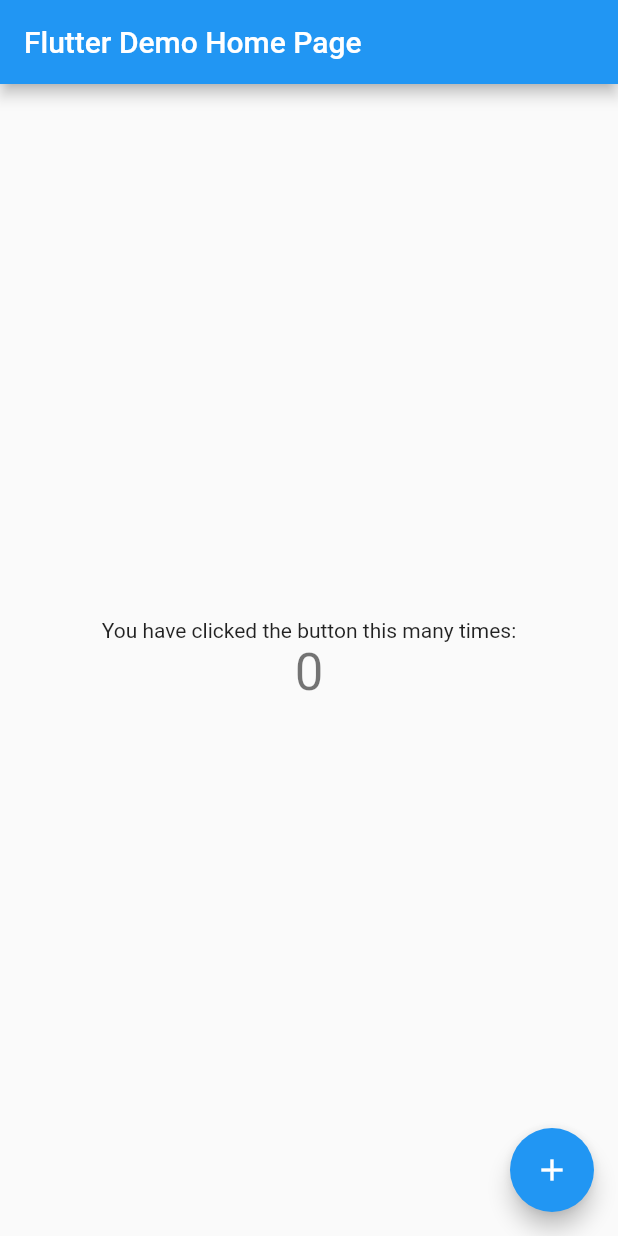
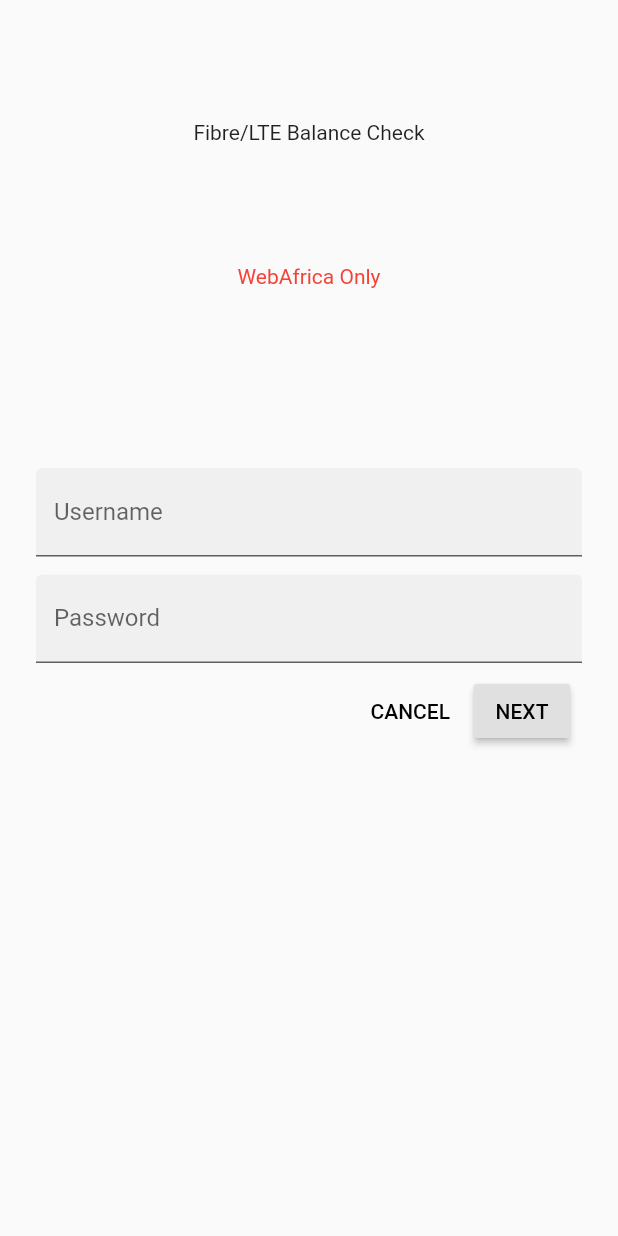
Before and after one commit to Noko-Rammutla/FibreBalanceCheckMobile, a Flutter app: the screen it shows after launch, on a phone screen of 412 x 824 dp. Run offline on Flutter 3.47's test engine with Material 2 defaults, Android fonts, the phone set to English and light mode, and no system bars.

Commit message:
Created basic app layout.

```diff
--- /dev/null
+++ b/lib/login.dart
@@ -0,0 +1,74 @@
+import 'package:fibre_balance_check/home.dart';
+import 'package:flutter/material.dart';
+
+class LoginPage extends StatefulWidget {
+  @override
+  _LoginPageState createState() => _LoginPageState();
+}
+
+class _LoginPageState extends State<LoginPage> {
+  final _usernameController = TextEditingController();
+  final _passwordController = TextEditingController();
+
+  @override
+  Widget build(BuildContext context) {
+    return Scaffold(
+      body: SafeArea(
+        child: ListView(
+          padding: EdgeInsets.symmetric(horizontal: 24.0),
+          children: <Widget>[
+            SizedBox(height: 80.0),
+            Column(
+              children: <Widget>[
+                Text('Fibre/LTE Balance Check'),
+                SizedBox(height: 80),
+                Text('WebAfrica Only',
+                  style: TextStyle(color: Colors.red))
+              ],
+            ),
+            SizedBox(height: 120.0),
+            TextField(
+              decoration: InputDecoration(
+                filled: true,
+                labelText: 'Username',
+              ),
+              controller: _usernameController,
+            ),
+            SizedBox(height: 12.0),
+            TextField(
+              decoration: InputDecoration(
+                filled: true,
+                labelText: 'Password',
+              ),
+              obscureText: true,
+              controller: _passwordController,
+            ),
+            ButtonBar(
+              children: <Widget>[
+                FlatButton(
+                  child: Text('CANCEL'),
+                  onPressed: () {
+                    _usernameController.clear();
+                    _passwordController.clear();
+                  },
+                ),
+                RaisedButton(
+                  child: Text('NEXT'),
+                  onPressed: () {
+                    Navigator.push(context,
+                      MaterialPageRoute(builder: (context) => HomePage(
+                          username: _usernameController.text,
+                          password: _passwordController.text,
+                        )
+                      )
+                    );
+                  },
+                )
+              ],
+            )
+          ],
+        ),
+      ),
+    );
+  }
+}
--- a/lib/main.dart
+++ b/lib/main.dart
@@ -1,111 +1,16 @@
 import 'package:flutter/material.dart';
+import 'home.dart';
+import 'login.dart';
 
-void main() => runApp(MyApp());
+void main() => runApp(FibreCheckApp());
 
-class MyApp extends StatelessWidget {
-  // This widget is the root of your application.
+class FibreCheckApp extends StatelessWidget {
+
   @override
   Widget build(BuildContext context) {
     return MaterialApp(
-      title: 'Flutter Demo',
-      theme: ThemeData(
-        // This is the theme of your application.
-        //
-        // Try running your application with "flutter run". You'll see the
-        // application has a blue toolbar. Then, without quitting the app, try
-        // changing the primarySwatch below to Colors.green and then invoke
-        // "hot reload" (press "r" in the console where you ran "flutter run",
-        // or simply save your changes to "hot reload" in a Flutter IDE).
-        // Notice that the counter didn't reset back to zero; the application
-        // is not restarted.
-        primarySwatch: Colors.blue,
-      ),
-      home: MyHomePage(title: 'Flutter Demo Home Page'),
+      title: 'Fibre Balance Checker',
+      home: LoginPage(),
     );
   }
 }
-
-class MyHomePage extends StatefulWidget {
-  MyHomePage({Key key, this.title}) : super(key: key);
-
-  // This widget is the home page of your application. It is stateful, meaning
-  // that it has a State object (defined below) that contains fields that affect
-  // how it looks.
-
-  // This class is the configuration for the state. It holds the values (in this
-  // case the title) provided by the parent (in this case the App widget) and
-  // used by the build method of the State. Fields in a Widget subclass are
-  // always marked "final".
-
-  final String title;
-
-  @override
-  _MyHomePageState createState() => _MyHomePageState();
-}
-
-class _MyHomePageState extends State<MyHomePage> {
-  int _counter = 0;
-
-  void _incrementCounter() {
-    setState(() {
-      // This call to setState tells the Flutter framework that something has
-      // changed in this State, which causes it to rerun the build method below
-      // so that the display can reflect the updated values. If we changed
-      // _counter without calling setState(), then the build method would not be
-      // called again, and so nothing would appear to happen.
-      _counter++;
-    });
-  }
-
-  @override
-  Widget build(BuildContext context) {
-    // This method is rerun every time setState is called, for instance as done
-    // by the _incrementCounter method above.
-    //
-    // The Flutter framework has been optimized to make rerunning build methods
-    // fast, so that you can just rebuild anything that needs updating rather
-    // than having to individually change instances of widgets.
-    return Scaffold(
-      appBar: AppBar(
-        // Here we take the value from the MyHomePage object that was created by
-        // the App.build method, and use it to set our appbar title.
-        title: Text(widget.title),
-      ),
-      body: Center(
-        // Center is a layout widget. It takes a single child and positions it
-        // in the middle of the parent.
-        child: Column(
-          // Column is also layout widget. It takes a list of children and
-          // arranges them vertically. By default, it sizes itself to fit its
-          // children horizontally, and tries to be as tall as its parent.
-          //
-          // Invoke "debug painting" (press "p" in the console, choose the
-          // "Toggle Debug Paint" action from the Flutter Inspector in Android
-          // Studio, or the "Toggle Debug Paint" command in Visual Studio Code)
-          // to see the wireframe for each widget.
-          //
-          // Column has various properties to control how it sizes itself and
-          // how it positions its children. Here we use mainAxisAlignment to
-          // center the children vertically; the main axis here is the vertical
-          // axis because Columns are vertical (the cross axis would be
-          // horizontal).
-          mainAxisAlignment: MainAxisAlignment.center,
-          children: <Widget>[
-            Text(
-              'You have clicked the button this many times:',
-            ),
-            Text(
-              '$_counter',
-              style: Theme.of(context).textTheme.display1,
-            ),
-          ],
-        ),
-      ),
-      floatingActionButton: FloatingActionButton(
-        onPressed: _incrementCounter,
-        tooltip: 'Increment',
-        child: Icon(Icons.add),
-      ), // This trailing comma makes auto-formatting nicer for build methods.
-    );
-  }
-}
```
Also changed, not shown: lib/home.dart (added, +75 -0 lines), pubspec.lock, 1 other file.
